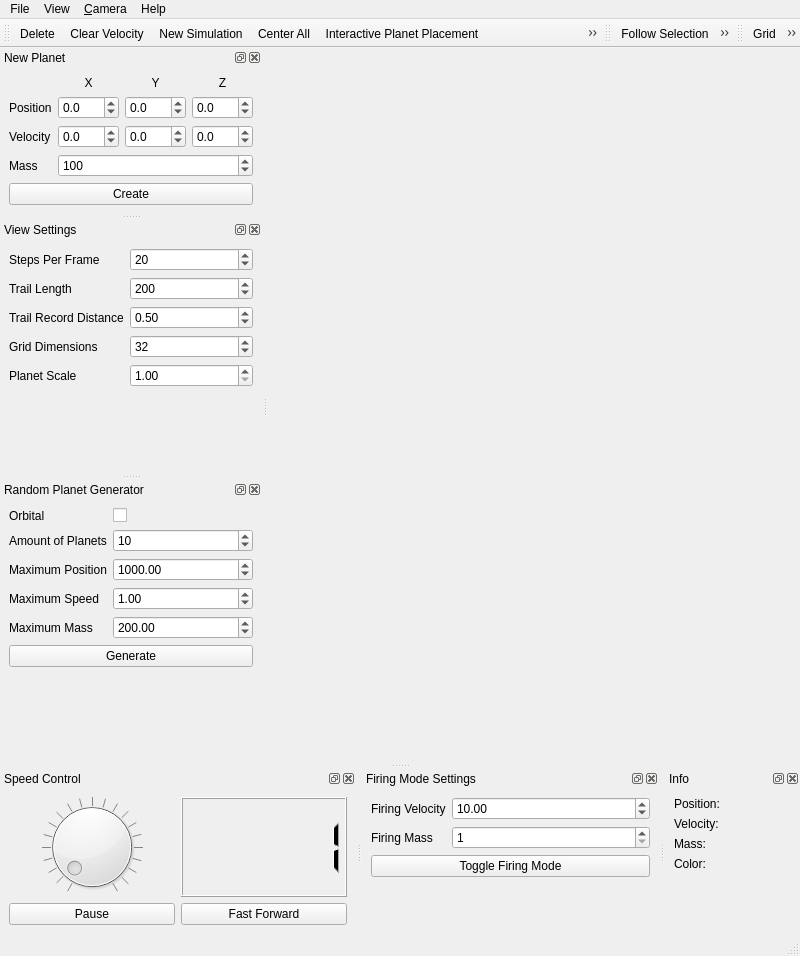
chipgw/planets-3d, file qt/forms/mainwindow.ui: the form before one commit.
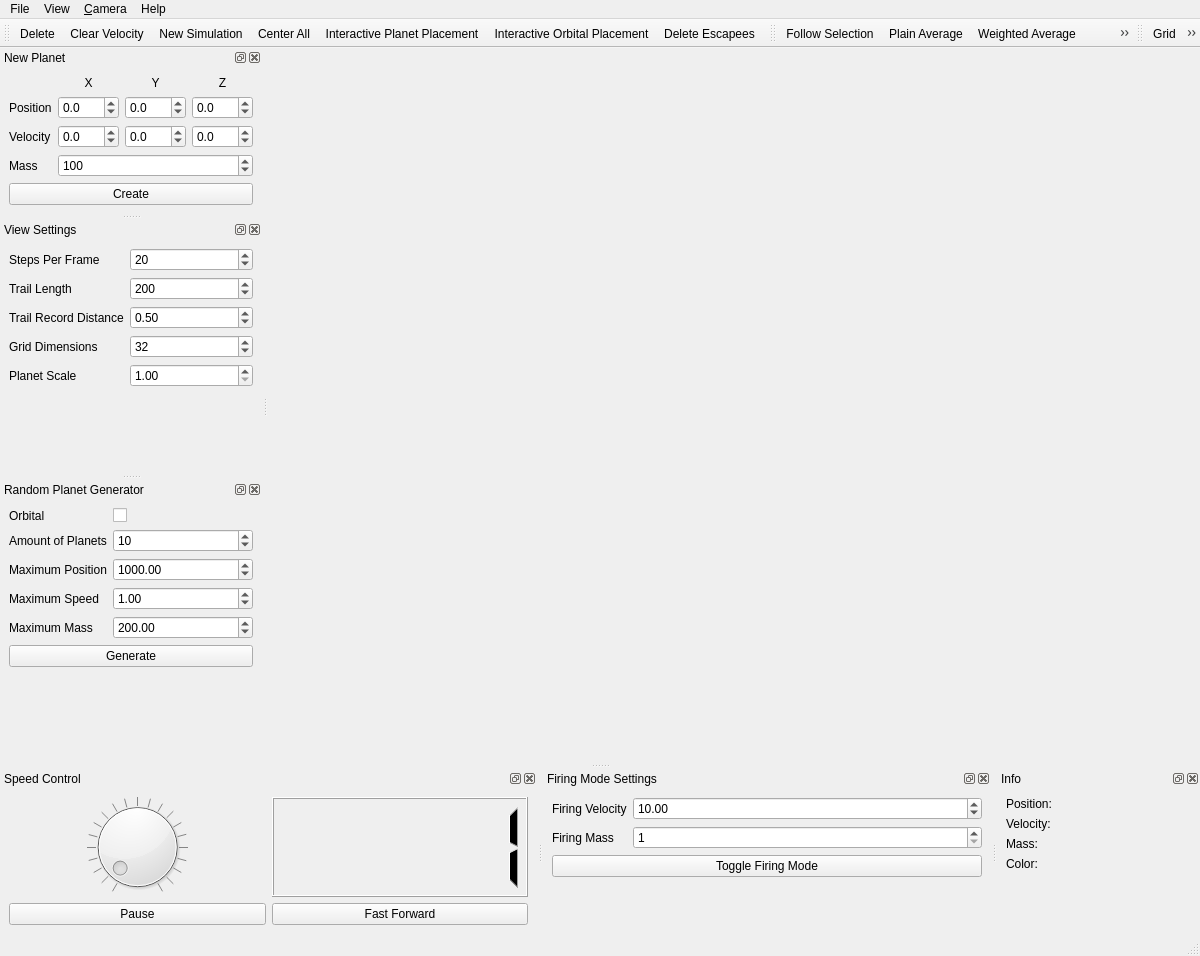
The form after the commit. Icons and pictures are not drawn. Custom widgets are drawn as their Qt base class.

Commit message: Qt: Add planar circles option to Qt interface.

The edit to the form file:
```diff
--- a/qt/forms/mainwindow.ui
+++ b/qt/forms/mainwindow.ui
@@ -6,7 +6,7 @@
    <rect>
     <x>0</x>
     <y>0</y>
-    <width>800</width>
+    <width>1200</width>
     <height>956</height>
    </rect>
   </property>
@@ -23,7 +23,7 @@
     <rect>
      <x>0</x>
      <y>0</y>
-     <width>800</width>
+     <width>1200</width>
      <height>21</height>
     </rect>
    </property>
@@ -686,6 +686,7 @@
    <addaction name="actionDraw_Paths"/>
    <addaction name="actionPlanet_Colors"/>
    <addaction name="actionHide_Planets"/>
+   <addaction name="actionDraw_Planar_Circles"/>
   </widget>
   <widget class="QDockWidget" name="info_DockWidget">
    <property name="windowTitle">
@@ -968,6 +969,14 @@
     <string>&amp;Clear</string>
    </property>
   </action>
+  <action name="actionDraw_Planar_Circles">
+   <property name="checkable">
+    <bool>true</bool>
+   </property>
+   <property name="text">
+    <string>Draw Planar Circles</string>
+   </property>
+  </action>
  </widget>
  <customwidgets>
   <customwidget>
```
The commit also changes 4 other files.
